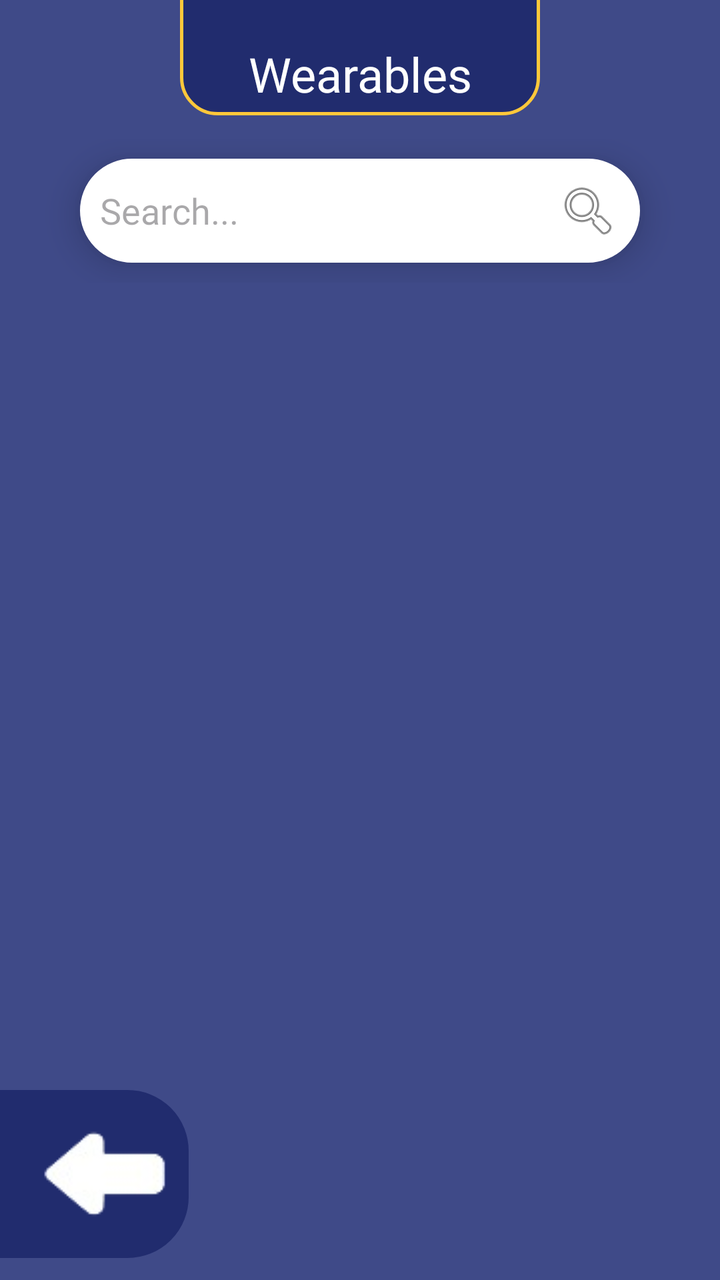
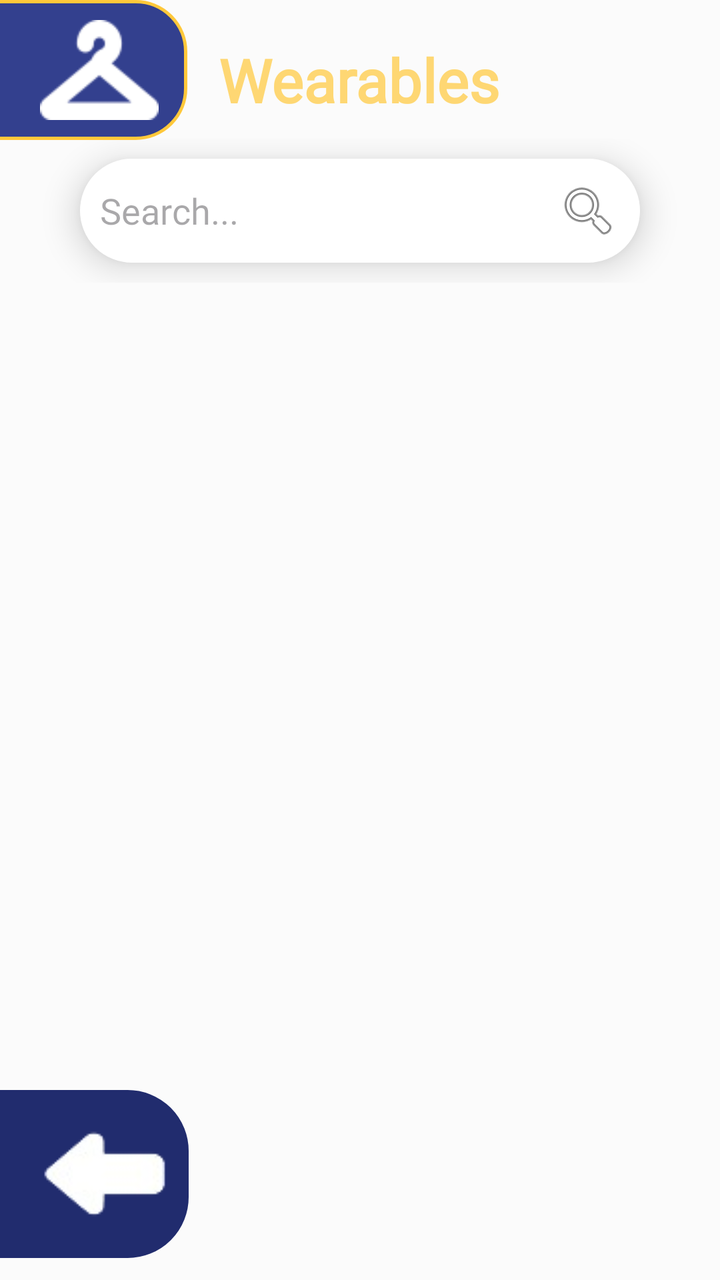

The first picture is an Android layout as it rendered before a commit; the second is the same layout after the commit. The layout source and the unified diff follow.
<!-- AndroidManifest.xml: application theme Theme.LostAndFound -->
<!-- res/layout/activity_wearables.xml -->
<?xml version="1.0" encoding="utf-8"?>
<androidx.constraintlayout.widget.ConstraintLayout xmlns:android="http://schemas.android.com/apk/res/android"
    xmlns:app="http://schemas.android.com/apk/res-auto"
    xmlns:tools="http://schemas.android.com/tools"
    android:id="@+id/main"
    android:background="#3F4A88"
    android:layout_width="match_parent"
    android:layout_height="match_parent"
    android:fitsSystemWindows="false"
    tools:context="activities.lostandfound.student_filters.Electronics">


    <TextView
        android:id="@+id/TV_EmptyState"
        android:layout_width="wrap_content"
        android:layout_height="wrap_content"
        android:fontFamily="@font/konkhmer"
        android:text="There are currently no lost items post"
        android:textColor="@color/white"
        android:visibility="gone"
        android:textSize="16sp"
        app:layout_constraintBottom_toBottomOf="parent"
        app:layout_constraintEnd_toEndOf="parent"
        app:layout_constraintHorizontal_bias="0.495"
        app:layout_constraintStart_toStartOf="parent"
        app:layout_constraintTop_toTopOf="parent"
        app:layout_constraintVertical_bias="0.499" />

    <androidx.recyclerview.widget.RecyclerView
        android:id="@+id/RV_LatestPosts"
        android:layout_width="match_parent"
        android:layout_height="match_parent"
        android:layout_marginStart="20dp"
        android:layout_marginTop="185dp"
        android:layout_marginEnd="20dp"
        app:layout_constraintBottom_toBottomOf="parent"
        app:layout_constraintEnd_toEndOf="parent"
        app:layout_constraintHorizontal_bias="0.0"
        app:layout_constraintStart_toStartOf="parent"
        app:layout_constraintTop_toTopOf="parent"
        app:layout_constraintVertical_bias="0.0"
        tools:listitem="@layout/lost_item_" />


    <TextView
        android:id="@+id/textView15"
        android:layout_width="match_parent"
        android:layout_height="wrap_content"
        android:layout_marginStart="90dp"
        android:layout_marginTop="-30dp"
        android:layout_marginEnd="90dp"
        android:layout_marginBottom="12dp"
        android:background="@drawable/border"
        android:fontFamily="@font/konkhmer"
        android:gravity="center"
        android:paddingTop="50dp"
        android:text="Wearables"
        android:textColor="@color/white"
        android:textSize="24sp"
        app:layout_constraintBottom_toTopOf="@+id/linearLayout"
        app:layout_constraintEnd_toEndOf="parent"
        app:layout_constraintHorizontal_bias="0.0"
        app:layout_constraintStart_toStartOf="parent"
        app:layout_constraintTop_toTopOf="parent"
        app:layout_constraintVertical_bias="0.466" />

    <LinearLayout
        android:id="@+id/linearLayout"
        android:layout_width="match_parent"
        android:layout_height="wrap_content"
        android:orientation="vertical"
        app:layout_constraintBottom_toBottomOf="parent"
        app:layout_constraintEnd_toEndOf="parent"
        app:layout_constraintHorizontal_bias="0.0"
        app:layout_constraintStart_toStartOf="parent"
        app:layout_constraintTop_toTopOf="parent"
        app:layout_constraintVertical_bias="0.122">

        <EditText
            android:id="@+id/ET_SearchElectronic"
            android:layout_width="match_parent"
            android:layout_height="wrap_content"
            android:layout_marginStart="40dp"
            android:layout_marginTop="10dp"
            android:layout_marginEnd="40dp"
            android:layout_marginBottom="10dp"
            android:background="@drawable/rounded_border"
            android:drawableRight="@android:drawable/ic_menu_search"
            android:elevation="10dp"
            android:fontFamily="@font/konkhmer"
            android:hint="Search..."
            android:inputType="text"
            android:textSize="18sp" />
    </LinearLayout>

    <LinearLayout
        android:id="@+id/linearLayout2"
        android:layout_width="match_parent"
        android:layout_height="wrap_content"
        android:orientation="horizontal"
        app:layout_constraintBottom_toBottomOf="parent"
        app:layout_constraintEnd_toEndOf="parent"
        app:layout_constraintHorizontal_bias="0.0"
        app:layout_constraintStart_toStartOf="parent"
        app:layout_constraintTop_toTopOf="parent"
        app:layout_constraintVertical_bias="0.98">


        <ImageView
            android:id="@+id/IV_returnBtn"
            android:layout_width="wrap_content"
            android:layout_height="wrap_content"
            android:layout_marginStart="-30dp"
            android:background="@drawable/rounded_border"
            android:backgroundTint="#212C6E"
            android:paddingStart="50dp"
            android:src="@drawable/back_icon" />


    </LinearLayout>


</androidx.constraintlayout.widget.ConstraintLayout>
<!-- res/layout/lost_item_.xml (included above) -->
<?xml version="1.0" encoding="utf-8"?>
<androidx.cardview.widget.CardView xmlns:android="http://schemas.android.com/apk/res/android"
    android:layout_width="match_parent"
    android:layout_height="120dp"
    xmlns:app="http://schemas.android.com/apk/res-auto"
    app:cardElevation="8dp"
    app:cardCornerRadius="8dp"
    android:layout_margin="10dp">
    
    <LinearLayout
        android:layout_width="match_parent"
        android:layout_height="wrap_content"
        android:layout_marginVertical="6dp"
        android:orientation="horizontal">

        <androidx.cardview.widget.CardView
            android:layout_width="wrap_content"
            android:layout_height="match_parent"
            android:layout_marginEnd="10dp"
            android:layout_marginStart="10dp">

            <ImageView
                android:id="@+id/IV_photoicon"
                android:layout_width="128dp"
                android:layout_height="match_parent"
                android:src="@drawable/photo_placeholder"/>


        </androidx.cardview.widget.CardView>

        <RelativeLayout
            android:layout_width="wrap_content"
            android:layout_height="wrap_content">

            <TextView
                android:id="@+id/TV_Status"
                android:layout_width="wrap_content"
                android:layout_height="wrap_content"
                android:layout_alignParentEnd="true"
                android:layout_marginTop="75dp"
                android:layout_marginEnd="10dp"
                android:background="@drawable/found_border"
                android:fontFamily="@font/konkhmer"
                android:paddingStart="15dp"
                android:paddingEnd="15dp"
                android:text="Found"
                android:textColor="#51af51"
                android:textSize="16sp" />

            <LinearLayout
                android:layout_width="wrap_content"
                android:layout_height="wrap_content"
                android:layout_gravity="center_vertical"
                android:orientation="vertical">

                <TextView
                    android:includeFontPadding="false"
                    android:id="@+id/TV_Itemname"
                    android:layout_width="wrap_content"
                    android:layout_height="wrap_content"
                    android:fontFamily="@font/konkhmer"
                    android:text="Item Name"
                    android:textColor="@color/text_color"
                    android:textSize="23sp" />

                <TextView
                    android:id="@+id/TV_Place"
                    android:layout_width="wrap_content"
                    android:layout_height="wrap_content"
                    android:layout_marginTop="-15dp"
                    android:drawableLeft="@drawable/location_icon"
                    android:fontFamily="@font/konkhmer"
                    android:text="Place"
                    android:textColor="#D4D4D4"
                    android:textSize="15sp" />

                <TextView
                    android:id="@+id/TV_Date"
                    android:layout_width="wrap_content"
                    android:layout_height="wrap_content"
                    android:layout_marginTop="-11dp"
                    android:drawableLeft="@drawable/date_icon"
                    android:fontFamily="@font/konkhmer"
                    android:text="Date"
                    android:textColor="#D4D4D4"
                    android:textSize="15sp" />

            </LinearLayout>


        </RelativeLayout>

    </LinearLayout>

</androidx.cardview.widget.CardView>
<!-- resources referenced by this layout -->
<resources>
  <color name="text_color">#1C254E</color>
  <color name="white">#FFFFFFFF</color>
  <!-- drawable border (drawable) -->
  <?xml version="1.0" encoding="utf-8"?>
  <shape xmlns:android="http://schemas.android.com/apk/res/android"
      android:shape="rectangle">
      <solid android:color="#212C6E"/>
      <corners android:radius="18dp"/>
      <stroke android:width="1.5dp" android:color="@color/yellow"/>
      <padding android:top="5dp" android:bottom="5dp" android:left="5dp" android:right="5dp"/>
  </shape>
  <!-- drawable date_icon (drawable) -->
  <vector xmlns:android="http://schemas.android.com/apk/res/android" android:height="24dp" android:tint="#D4D4D4" android:viewportHeight="24" android:viewportWidth="24" android:width="24dp">
        
      <path android:fillColor="#D4D4D4" android:pathData="M9,11L7,11v2h2v-2zM13,11h-2v2h2v-2zM17,11h-2v2h2v-2zM19,4h-1L18,2h-2v2L8,4L8,2L6,2v2L5,4c-1.11,0 -1.99,0.9 -1.99,2L3,20c0,1.1 0.89,2 2,2h14c1.1,0 2,-0.9 2,-2L21,6c0,-1.1 -0.9,-2 -2,-2zM19,20L5,20L5,9h14v11z"/>
      
  </vector>
  <!-- drawable found_border (drawable) -->
  <?xml version="1.0" encoding="utf-8"?>
  <shape xmlns:android="http://schemas.android.com/apk/res/android"
      android:shape="rectangle">
      <solid android:color="#82ED82"/>
      <corners android:radius="8dp"/>
  </shape>
  <!-- drawable location_icon (drawable) -->
  <vector xmlns:android="http://schemas.android.com/apk/res/android"
      android:height="24dp"
      android:tint="#D4D4D4" android:viewportHeight="960" android:viewportWidth="960" android:width="24dp">
        
      <path android:fillColor="#D4D4D4"
          android:pathData="M480,480Q513,480 536.5,456.5Q560,433 560,400Q560,367 536.5,343.5Q513,320 480,320Q447,320 423.5,343.5Q400,367 400,400Q400,433 423.5,456.5Q447,480 480,480ZM480,774Q602,662 661,570.5Q720,479 720,408Q720,299 650.5,229.5Q581,160 480,160Q379,160 309.5,229.5Q240,299 240,408Q240,479 299,570.5Q358,662 480,774ZM480,880Q319,743 239.5,625.5Q160,508 160,408Q160,258 256.5,169Q353,80 480,80Q607,80 703.5,169Q800,258 800,408Q800,508 720.5,625.5Q641,743 480,880ZM480,400Q480,400 480,400Q480,400 480,400Q480,400 480,400Q480,400 480,400Q480,400 480,400Q480,400 480,400Q480,400 480,400Q480,400 480,400Z"/>
      
  </vector>
  <!-- drawable rounded_border (drawable) -->
  <?xml version="1.0" encoding="utf-8"?>
  <shape xmlns:android="http://schemas.android.com/apk/res/android"
      android:shape="rectangle">
      <solid android:color="#ffffff"/>
      <corners android:radius="30dp"/>
      <stroke android:width="1dp" android:color="@color/white"/>
      <padding android:top="10dp" android:bottom="10dp" android:left="10dp" android:right="10dp"/>
  </shape>
  <style name="Theme.LostAndFound" parent="Base.Theme.LostAndFound" />
  <color name="yellow">#FFC83A</color>
  <style name="Base.Theme.LostAndFound" parent="Theme.Material3.DayNight.NoActionBar">
          
          
              <item name="drawerArrowStyle">@style/DrawerIcon</item>
      </style>
  <style name="DrawerIcon" parent="Widget.AppCompat.DrawerArrowToggle">
          <item name="color">@color/white</item>
      </style>
  <!-- unchanged entries left out for length: 2 -->
</resources>

<!-- the commit's change to res/layout/activity_wearables.xml (unified diff, before → after) -->
@@ -3,7 +3,7 @@
     xmlns:app="http://schemas.android.com/apk/res-auto"
     xmlns:tools="http://schemas.android.com/tools"
     android:id="@+id/main"
-    android:background="#3F4A88"
+    android:background="#FBFBFB"
     android:layout_width="match_parent"
     android:layout_height="match_parent"
     android:fitsSystemWindows="false"
@@ -44,25 +44,20 @@
 
     <TextView
         android:id="@+id/textView15"
-        android:layout_width="match_parent"
-        android:layout_height="wrap_content"
-        android:layout_marginStart="90dp"
-        android:layout_marginTop="-30dp"
-        android:layout_marginEnd="90dp"
-        android:layout_marginBottom="12dp"
-        android:background="@drawable/border"
+        android:layout_width="wrap_content"
+        android:layout_height="wrap_content"
         android:fontFamily="@font/konkhmer"
         android:gravity="center"
-        android:paddingTop="50dp"
         android:text="Wearables"
-        android:textColor="@color/white"
-        android:textSize="24sp"
+        android:textColor="#FED773"
+        android:textSize="30sp"
+        android:textStyle="bold"
         app:layout_constraintBottom_toTopOf="@+id/linearLayout"
         app:layout_constraintEnd_toEndOf="parent"
-        app:layout_constraintHorizontal_bias="0.0"
-        app:layout_constraintStart_toStartOf="parent"
-        app:layout_constraintTop_toTopOf="parent"
-        app:layout_constraintVertical_bias="0.466" />
+        app:layout_constraintHorizontal_bias="0.497"
+        app:layout_constraintStart_toStartOf="parent"
+        app:layout_constraintTop_toTopOf="parent"
+        app:layout_constraintVertical_bias="0.675" />
 
     <LinearLayout
         android:id="@+id/linearLayout"
@@ -119,6 +114,21 @@
 
     </LinearLayout>
 
+    <ImageView
+        android:id="@+id/imageView2"
+        android:layout_width="130dp"
+        android:layout_height="70dp"
+        android:layout_marginStart="-37dp"
+        android:background="@drawable/border"
+        android:paddingStart="47dp"
+        app:layout_constraintBottom_toTopOf="@+id/linearLayout"
+        app:layout_constraintEnd_toStartOf="@+id/textView15"
+        app:layout_constraintHorizontal_bias="0.0"
+        app:layout_constraintStart_toStartOf="parent"
+        app:layout_constraintTop_toTopOf="parent"
+        app:layout_constraintVertical_bias="0.551"
+        app:srcCompat="@drawable/wearables_icon_filter" />
+
 
 </androidx.constraintlayout.widget.ConstraintLayout>
 <!-- res/layout/lost_item_.xml (included above) -->
<!-- resource entries referenced after the edit -->
@@ -6,10 +6,10 @@
   <?xml version="1.0" encoding="utf-8"?>
   <shape xmlns:android="http://schemas.android.com/apk/res/android"
       android:shape="rectangle">
-      <solid android:color="#212C6E"/>
-      <corners android:radius="18dp"/>
+      <solid android:color="#33408E"/>
+      <corners android:radius="25dp"/>
       <stroke android:width="1.5dp" android:color="@color/yellow"/>
-      <padding android:top="5dp" android:bottom="5dp" android:left="5dp" android:right="5dp"/>
+      <padding android:top="10dp" android:bottom="10dp" android:left="5dp" android:right="5dp"/>
   </shape>
   <!-- drawable date_icon (drawable) -->
   <vector xmlns:android="http://schemas.android.com/apk/res/android" android:height="24dp" android:tint="#D4D4D4" android:viewportHeight="24" android:viewportWidth="24" android:width="24dp">
@@ -42,6 +42,7 @@
       <stroke android:width="1dp" android:color="@color/white"/>
       <padding android:top="10dp" android:bottom="10dp" android:left="10dp" android:right="10dp"/>
   </shape>
+  <!-- drawable wearables_icon_filter: png bitmap (drawable, 1287 bytes) -->
   <style name="Theme.LostAndFound" parent="Base.Theme.LostAndFound" />
   <color name="yellow">#FFC83A</color>
   <style name="Base.Theme.LostAndFound" parent="Theme.Material3.DayNight.NoActionBar">
